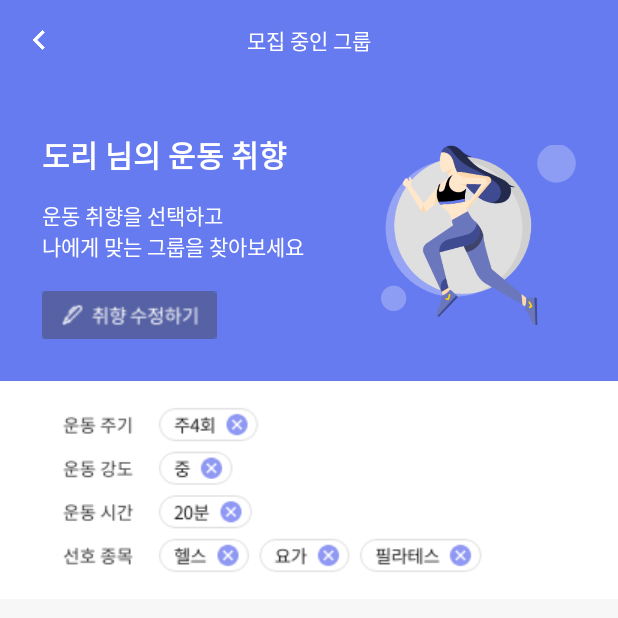
After one commit to TEAMGODORI/GODORI_Android, an Android app: the GroupRecruitingActivity screen opened directly, with no data from a screen before it, on a phone screen of 412 x 824 dp, the top half of it. The commit adds this screen. Run offline under Robolectric (Android 15) with nearby library versions, the phone set to English and light mode, and no system bars.

```diff
--- a/GODORI/app/src/main/AndroidManifest.xml
+++ b/GODORI/app/src/main/AndroidManifest.xml
@@ -9,6 +9,7 @@
         android:roundIcon="@mipmap/ic_launcher_round"
         android:supportsRtl="true"
         android:theme="@style/Theme.GODORI">
+        <activity android:name=".GroupRecruitingActivity"></activity>
         <activity android:name=".TabBarActivity">
             <intent-filter>
                 <action android:name="android.intent.action.MAIN" />
@@ -17,4 +18,5 @@
             </intent-filter>
         </activity>
     </application>
+
 </manifest>
--- /dev/null
+++ b/GODORI/app/src/main/java/com/example/godori/GroupRecruitingActivity.kt
@@ -0,0 +1,11 @@
+package com.example.godori
+
+import androidx.appcompat.app.AppCompatActivity
+import android.os.Bundle
+
+class GroupRecruitingActivity : AppCompatActivity() {
+    override fun onCreate(savedInstanceState: Bundle?) {
+        super.onCreate(savedInstanceState)
+        setContentView(R.layout.activity_group_recruiting)
+    }
+}
--- /dev/null
+++ b/GODORI/app/src/main/res/layout/activity_group_recruiting.xml
@@ -0,0 +1,116 @@
+<?xml version="1.0" encoding="utf-8"?>
+<ScrollView xmlns:android="http://schemas.android.com/apk/res/android"
+    xmlns:tools="http://schemas.android.com/tools"
+    android:layout_width="match_parent"
+    android:layout_height="match_parent"
+    android:orientation="vertical"
+    tools:context=".GroupRecruitingActivity"
+    android:background="#F7F7F7">
+
+    <LinearLayout
+        android:layout_width="match_parent"
+        android:layout_height="match_parent"
+        android:orientation="vertical"
+        tools:context=".GroupRecruitingFragment"
+        android:background="#F7F7F7">
+
+
+        <androidx.appcompat.widget.Toolbar
+            android:id="@+id/btnRecruitingBack"
+            android:layout_width="match_parent"
+            android:layout_height="54dp"
+            android:background="@color/main">
+
+            <ImageButton
+                android:layout_width="20dp"
+                android:layout_height="20dp"
+                android:layout_marginLeft="15dp"
+                android:background="@drawable/arrow"
+                android:backgroundTint="@color/white"
+                android:gravity="center" />
+
+            <TextView
+                android:layout_width="wrap_content"
+                android:layout_height="wrap_content"
+                android:layout_gravity="center"
+                android:gravity="center"
+                android:text="모집 중인 그룹"
+                android:textColor="#ffffff"
+                android:textSize="14dp" />
+
+        </androidx.appcompat.widget.Toolbar>
+
+        <RelativeLayout
+            android:layout_width="match_parent"
+            android:layout_height="200dp"
+            android:background="@color/main"
+            android:padding="28dp">
+
+            <TextView
+                android:layout_width="wrap_content"
+                android:layout_height="wrap_content"
+                android:id="@+id/tvGroupRecruitingTitle"
+                android:layout_marginTop="6dp"
+                android:text="도리 님의 운동 취향"
+                android:textSize="20dp"
+                android:textStyle="bold"
+                android:textColor="@color/white"/>
+
+            <TextView
+                android:id="@+id/tvGroupRecruitingSubtitle"
+                android:layout_width="wrap_content"
+                android:layout_height="wrap_content"
+                android:layout_marginTop="15dp"
+                android:text="운동 취향을 선택하고\n나에게 맞는 그룹을 찾아보세요"
+                android:textSize="14dp"
+                android:layout_below="@+id/tvGroupRecruitingTitle"
+                android:textColor="@color/white"/>
+
+
+            <ImageButton
+                android:id="@+id/btnModifyFavorite"
+                android:layout_width="130dp"
+                android:layout_height="55dp"
+                android:layout_below="@+id/tvGroupRecruitingSubtitle"
+                android:layout_marginTop="19dp"
+                android:adjustViewBounds="true"
+                android:background="@color/transparent"
+                android:scaleType="fitStart"
+                android:src="@drawable/ic_modifyfavorite" />
+
+            <ImageView
+                android:layout_width="130dp"
+                android:layout_height="120dp"
+                android:adjustViewBounds="true"
+                android:scaleType="centerCrop"
+                android:layout_marginBottom="9dp"
+                android:layout_alignParentBottom="true"
+                android:layout_alignParentRight="true"
+                android:src="@drawable/img_running"/>
+
+        </RelativeLayout>
+
+        <RelativeLayout
+            android:layout_width="match_parent"
+            android:layout_height="145dp"
+            android:background="#ffffff">
+
+            <ImageView
+                android:layout_width="match_parent"
+                android:layout_height="match_parent"
+                android:src="@drawable/img_grouprecuiting_favorite"/>
+
+        </RelativeLayout>
+
+        <androidx.recyclerview.widget.RecyclerView
+            android:layout_width="match_parent"
+            android:layout_height="wrap_content"
+            android:layout_marginTop="8dp"
+            tools:itemCount="10"
+            tools:listitem="@layout/group_recruiting_card_layout"
+            >
+
+        </androidx.recyclerview.widget.RecyclerView>
+
+    </LinearLayout>
+</ScrollView>
```
Also changed, not shown: GODORI/app/src/main/java/com/example/godori/GroupRecruitingFragment.kt (deleted, +0 -59 lines), GODORI/app/src/main/java/com/example/godori/GroupTabFragment.kt (+8 -29 lines), GODORI/app/src/main/res/layout/fragment_group_recruiting.xml (deleted, +0 -90 lines).
